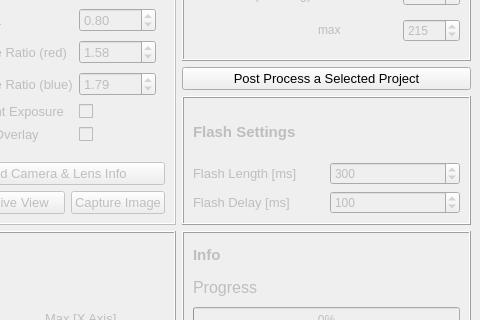
Above: GUI/scAnt_GUI_mw.ui from evo-biomech/scAnt before the change; both pictures show x 784 to 1264 and y 255 to 575 of the 1264 by 860 pixel window. Below: the same form after it.
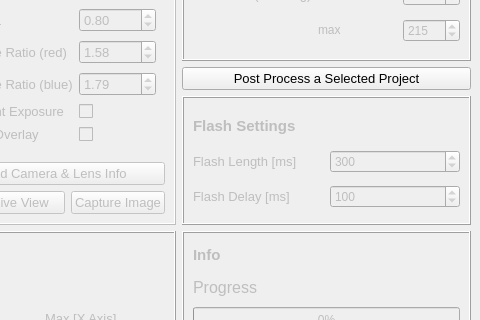
That is the form after the change. Icons and pictures are not drawn.

```diff
--- a/GUI/scAnt_GUI_mw.ui
+++ b/GUI/scAnt_GUI_mw.ui
@@ -2218,10 +2218,21 @@
            <verstretch>0</verstretch>
           </sizepolicy>
          </property>
+         <property name="minimumSize">
+          <size>
+           <width>0</width>
+           <height>20</height>
+          </size>
+         </property>
+         <property name="maximumSize">
+          <size>
+           <width>16777215</width>
+           <height>25</height>
+          </size>
+         </property>
          <property name="font">
           <font>
            <pointsize>11</pointsize>
-           <weight>75</weight>
            <bold>true</bold>
            <kerning>true</kerning>
           </font>
```
Left out of the diff: 80 changed lines with no effect on the pictures.
